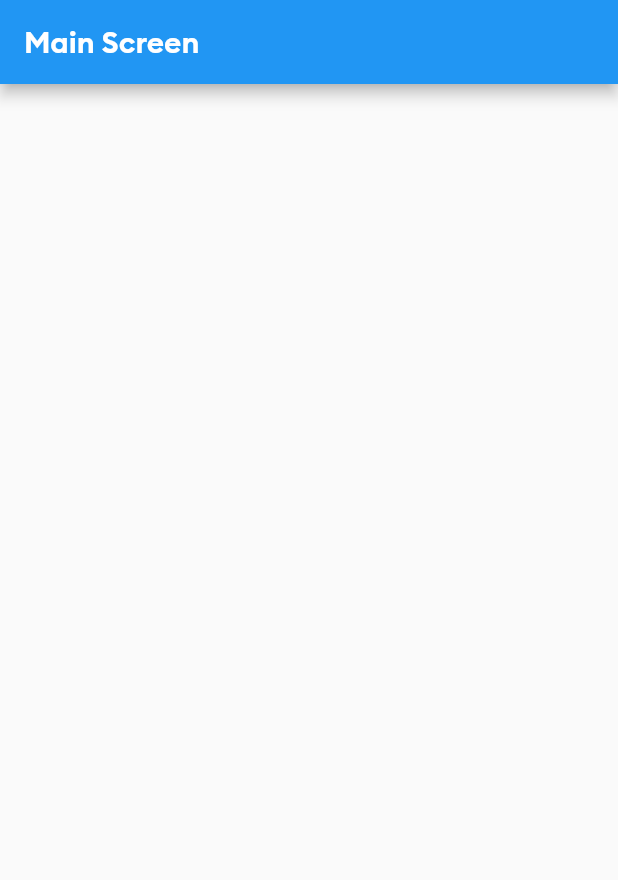
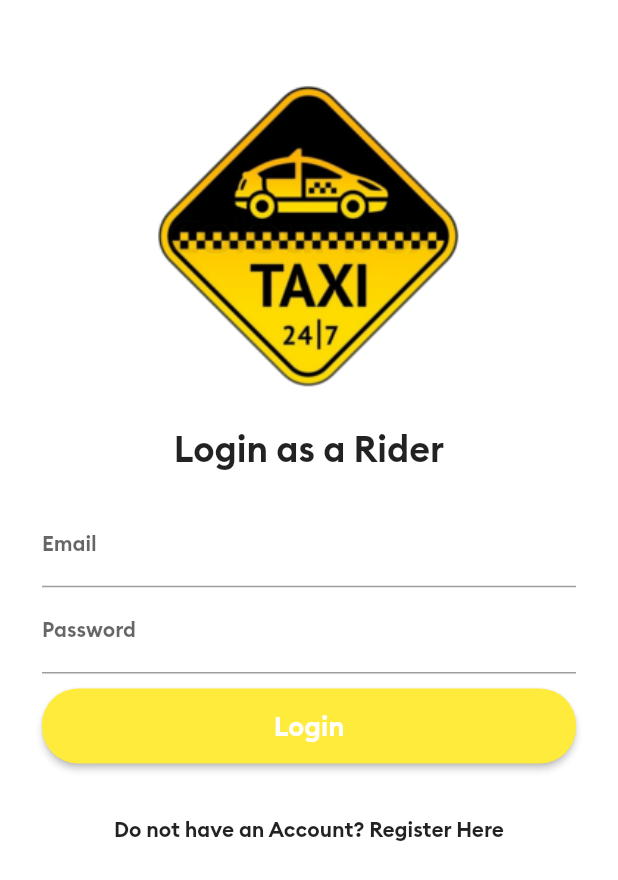
Before and after one commit to MbuviEmmanuel/riderapp, a Flutter app: the screen it shows after launch, on a phone screen of 412 x 824 dp. Shown: the top 880 px of the screen. Run offline on Flutter 3.47's test engine with Material 2 defaults, Android fonts, the light colour scheme and no system bars.

Commit message:
designed the login screen

```diff
--- /dev/null
+++ b/lib/AllScreens/loginScreen.dart
@@ -0,0 +1,112 @@
+import 'package:flutter/material.dart';
+
+
+class LoginScreen extends StatelessWidget {
+  @override
+  Widget build(BuildContext context) {
+    return Scaffold(
+      backgroundColor: Colors.white,
+      body: SingleChildScrollView(
+        child: Padding(
+          padding: const EdgeInsets.all(8.0),
+          child: Column(
+            children: [
+              SizedBox(height: 25.0,),
+              Image(
+                image: AssetImage("images/logo.png"),
+                width: 390.0,
+                height: 250.0,
+                alignment: Alignment.center,
+              ),
+
+              SizedBox(height: 1.0,),
+              Text(
+                "Login as a Rider",
+                style: TextStyle(fontSize: 24, fontFamily: "Brand Bold"),
+                textAlign: TextAlign.center,
+              ),
+
+              Padding(
+                padding: EdgeInsets.all(20.0),
+                child: Column(
+                  children: [
+
+                    SizedBox(height: 1.0,),
+                    TextField(
+                      keyboardType: TextInputType.emailAddress,
+                      decoration: InputDecoration(
+                        labelText: "Email",
+                        labelStyle: TextStyle(
+                          fontSize: 14.0,
+                        ),
+                        hintStyle: TextStyle(
+                          color: Colors.grey,
+                          fontSize: 14.04,
+                        ),
+                      ),
+
+                      style: TextStyle(fontSize: 14.0),
+                    ),
+
+
+                    SizedBox(height: 1.0,),
+                    TextField(
+                      obscureText: true,
+                      decoration: InputDecoration(
+                        labelText: "Password",
+                        labelStyle: TextStyle(
+                          fontSize: 14.0,
+                        ),
+                        hintStyle: TextStyle(
+                          color: Colors.grey,
+                          fontSize: 14.04,
+                        ),
+                      ),
+
+                      style: TextStyle(fontSize: 14.0),
+                    ),
+
+                    SizedBox(height: 10.0,),
+                    RaisedButton(
+                      color: Colors.yellow,
+                      textColor: Colors.white,
+                      child: Container(
+                        height: 50.0,
+                        child: Center(
+                          child: Text(
+                            "Login",
+                            style: TextStyle(fontSize: 18.0, fontFamily: "Brand Bold"),
+                          ),
+                        ),
+                      ),
+
+                      shape: RoundedRectangleBorder(
+                        borderRadius: new BorderRadius.circular(24.0),
+                      ),
+
+                      onPressed: (){
+                        print("Login button pressed");
+                      },
+                    ),
+                  ],
+
+                ),
+              ),
+
+              FlatButton(
+                onPressed: (){
+                  print("Clicked");
+                },
+                child: Text(
+                  "Do not have an Account? Register Here",
+                ),
+              ),
+
+
+            ],
+          ),
+        ),
+      ),
+    );
+  }
+}
--- a/lib/main.dart
+++ b/lib/main.dart
@@ -1,5 +1,7 @@
 import 'package:flutter/material.dart';
 import 'package:riderapp/AllScreens/mainScreen.dart';
+
+import 'AllScreens/loginScreen.dart';
 
 void main() {
   runApp(MyApp());
@@ -10,14 +12,14 @@ class MyApp extends StatelessWidget {
   @override
   Widget build(BuildContext context) {
     return MaterialApp(
-      title: 'Flutter Demo',
+      title: 'Taxi Rider App',
       theme: ThemeData(
         fontFamily: "Brand Bold",
         primarySwatch: Colors.blue,
 
         visualDensity: VisualDensity.adaptivePlatformDensity,
       ),
-      home: MainScreen(),
+      home: LoginScreen(),
       debugShowCheckedModeBanner: false,
     );
   }
```
